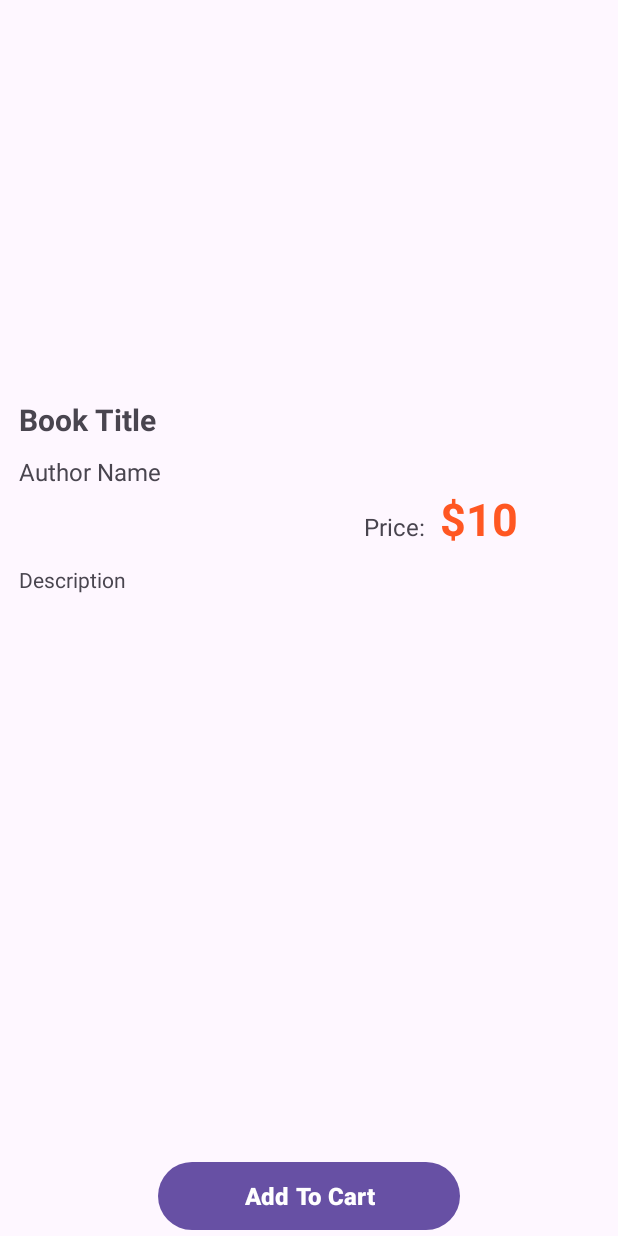
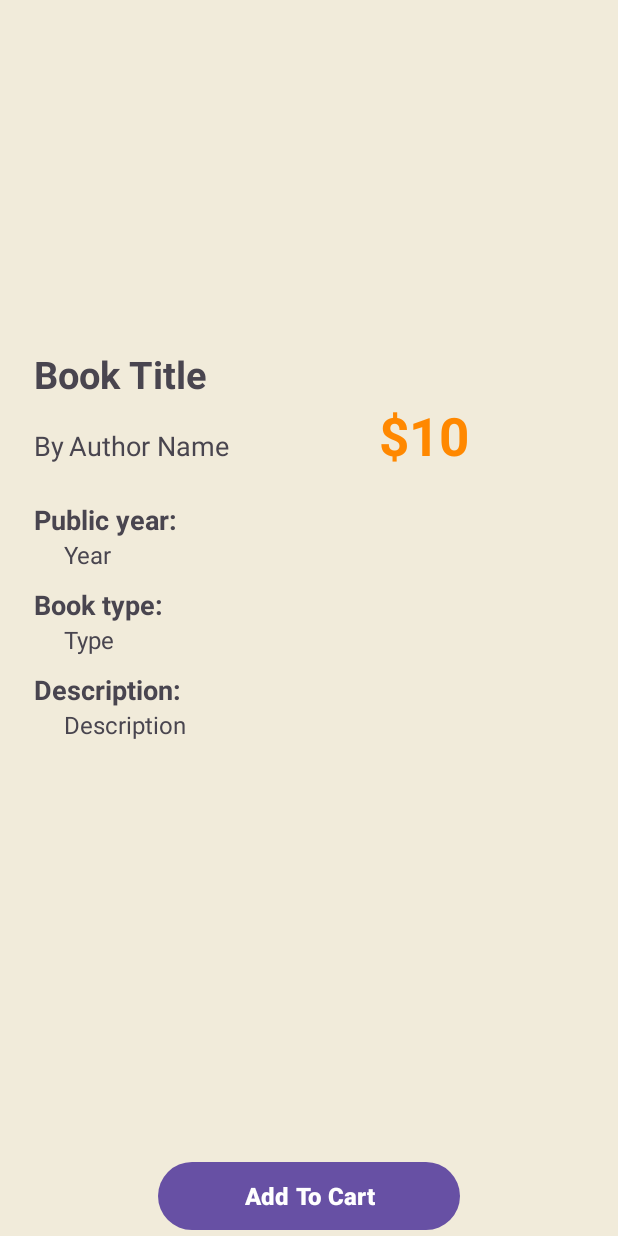
Before and after one commit to thanhcong2001/FinalProjectAndroid, an Android app: the BookDetail screen opened directly, with no data from a screen before it, on a phone screen of 412 x 824 dp. Run offline under Robolectric (Android 15) with nearby library versions, the phone set to English and light mode, and no system bars; libraries missing offline, so code that uses them is left out: com.android.car; pictures from the network do not load; 1 statement that could not run was skipped.

Commit message:
Update SeeMore & BookDetail pages

```diff
--- a/FinalProject/app/build.gradle
+++ b/FinalProject/app/build.gradle
@@ -35,6 +35,7 @@ dependencies {
     implementation 'androidx.appcompat:appcompat:1.6.1'
     implementation 'com.google.android.material:material:1.9.0'
     implementation 'androidx.constraintlayout:constraintlayout:2.1.4'
+    implementation 'com.android.car.ui:car-ui-lib:2.0.0'
     testImplementation 'junit:junit:4.13.2'
     androidTestImplementation 'androidx.test.ext:junit:1.1.5'
     androidTestImplementation 'androidx.test.espresso:espresso-core:3.5.1'
--- a/FinalProject/app/src/main/java/com/example/finalproject/BookAdapter.java
+++ b/FinalProject/app/src/main/java/com/example/finalproject/BookAdapter.java
@@ -1,10 +1,14 @@
 package com.example.finalproject;
 
+import android.annotation.SuppressLint;
 import android.content.Context;
+import android.content.Intent;
+import android.os.Bundle;
 import android.view.LayoutInflater;
 import android.view.View;
 import android.view.ViewGroup;
 import android.widget.ImageView;
+import android.widget.RelativeLayout;
 import android.widget.TextView;
 
 import androidx.annotation.NonNull;
@@ -13,19 +17,17 @@ import androidx.recyclerview.widget.RecyclerView;
 import com.bumptech.glide.Glide;
 import com.bumptech.glide.load.engine.DiskCacheStrategy;
 
-import java.lang.reflect.Array;
 import java.util.ArrayList;
-import java.util.List;
 
 public class BookAdapter extends RecyclerView.Adapter<BookAdapter.BookViewHolder>{
     private Context context;
-    private ArrayList<ChildModelClass> bookList;
+    private ArrayList<BookRecycleView> bookList;
 
     public BookAdapter(Context context) {
         this.context = context;
     }
 
-    public void setData(ArrayList<ChildModelClass> bookList){
+    public void setData(ArrayList<BookRecycleView> bookList){
         this.bookList = bookList;
         notifyDataSetChanged();
     }
@@ -38,13 +40,19 @@ public class BookAdapter extends RecyclerView.Adapter<BookAdapter.BookViewHolder
     }
 
     @Override
-    public void onBindViewHolder(@NonNull BookViewHolder holder, int position) {
+    public void onBindViewHolder(@NonNull BookViewHolder holder, @SuppressLint("RecyclerView") int position) {
         holder.nameBook.setText(bookList.get(position).getBook_Title());
         holder.nameAuthor.setText(bookList.get(position).getBook_Author());
         Glide.with(context)
                 .load(bookList.get(position).getImage_URL())
                 .diskCacheStrategy(DiskCacheStrategy.ALL) // Lưu cache ảnh
                 .into(holder.iv_child_image);
+        holder.rlt_book.setOnClickListener(new View.OnClickListener() {
+            @Override
+            public void onClick(View v) {
+                onClickItem(bookList.get(position));
+            }
+        });
     }
 
     @Override
@@ -53,6 +61,7 @@ public class BookAdapter extends RecyclerView.Adapter<BookAdapter.BookViewHolder
     }
 
     public class BookViewHolder extends RecyclerView.ViewHolder{
+        private RelativeLayout rlt_book;
         private ImageView iv_child_image;
         private TextView nameBook,nameAuthor;
         public BookViewHolder(@NonNull View itemView) {
@@ -60,6 +69,14 @@ public class BookAdapter extends RecyclerView.Adapter<BookAdapter.BookViewHolder
             iv_child_image = itemView.findViewById(R.id.iv_child_item);
             nameBook = itemView.findViewById(R.id.nameBook);
             nameAuthor = itemView.findViewById(R.id.nameAuthor);
+            rlt_book = itemView.findViewById(R.id.rlt_layoutBook);
         }
     }
+    public void onClickItem(BookRecycleView book){
+        Intent intent = new Intent(context,BookDetail.class);
+        Bundle bundle = new Bundle();
+        bundle.putSerializable("bookObject", book);
+        intent.putExtras(bundle);
+        context.startActivity(intent);
+    }
 }
--- a/FinalProject/app/src/main/java/com/example/finalproject/BookDetail.java
+++ b/FinalProject/app/src/main/java/com/example/finalproject/BookDetail.java
@@ -12,6 +12,7 @@ import android.widget.ImageView;
 import android.widget.TextView;
 import android.widget.Toast;
 
+import com.android.car.ui.toolbar.TabLayout;
 import com.bumptech.glide.Glide;
 import com.example.finalproject.Register.UserRepository;
 import com.example.finalproject.api.UserService;
@@ -22,7 +23,7 @@ import retrofit2.Response;
 
 public class BookDetail extends AppCompatActivity  {
     ImageView imageView;
-    TextView bookTitle,authorName,price,detail;
+    TextView bookTitle,authorName,price,publicYear,type,description;
     Button button;
     BookRecycleView book;
 
@@ -37,7 +38,9 @@ public class BookDetail extends AppCompatActivity  {
         bookTitle = findViewById(R.id.tvBookTitle);
         authorName = findViewById(R.id.tvAuthor);
         price = findViewById(R.id.tvPrice);
-        detail = findViewById(R.id.tvDetail);
+        publicYear = findViewById(R.id.tvPublicYear);
+        type = findViewById(R.id.tvBookType);
+        description = findViewById(R.id.tvDetail);
         button = findViewById(R.id.btnAddToCart);
         Bundle bundle = getIntent().getExtras();
         book = (BookRecycleView) bundle.get("bookObject");
@@ -46,25 +49,9 @@ public class BookDetail extends AppCompatActivity  {
             bookTitle.setText(book.getBook_Title());
             authorName.setText(book.getBook_Author());
             price.setText(String.valueOf(book.getBook_Price()));
-            detail.setText(book.getBook_Description());
+            publicYear.setText(String.valueOf(book.getBook_Year_Public()));
+            type.setText(book.getCategory_Name());
+            description.setText(book.getBook_Description());
         }
-        /*userService.getBookDetail(book_Id).enqueue(new Callback<BookRecycleView>() {
-            @Override
-            public void onResponse(Call<BookRecycleView> call, Response<BookRecycleView> response) {
-                book = response.body();
-                if(book != null){
-                    Glide.with(BookDetail.this).load(book.getImage_URL()).into(imageView);
-                    bookTitle.setText(book.getBook_Title());
-                    authorName.setText(book.getBook_Author());
-                    price.setText(book.getBook_Price());
-                    detail.setText(book.getBook_Description());
-                }
-            }
-            @Override
-            public void onFailure(Call<BookRecycleView> call, Throwable t) {
-                Toast.makeText(BookDetail.this,"Error!",Toast.LENGTH_SHORT).show();
-            }
-        });*/
-
     }
 }
--- a/FinalProject/app/src/main/java/com/example/finalproject/ChildModelClass.java
+++ b/FinalProject/app/src/main/java/com/example/finalproject/ChildModelClass.java
@@ -1,3 +1,4 @@
+
 package com.example.finalproject;
 
 public class ChildModelClass {
--- a/FinalProject/app/src/main/java/com/example/finalproject/SeeMorePage.java
+++ b/FinalProject/app/src/main/java/com/example/finalproject/SeeMorePage.java
@@ -10,7 +10,6 @@ import com.example.finalproject.Register.UserRepository;
 import com.example.finalproject.api.UserService;
 
 import java.util.ArrayList;
-import java.util.List;
 
 import retrofit2.Call;
 import retrofit2.Callback;
@@ -18,7 +17,7 @@ import retrofit2.Response;
 
 public class SeeMorePage extends AppCompatActivity {
     UserService userService;
-    ArrayList<ChildModelClass> bookList = new ArrayList<>();
+    ArrayList<BookRecycleView> bookList = new ArrayList<BookRecycleView>();
     private RecyclerView recyclerView;
     private BookAdapter bookAdapter;
     @Override
@@ -36,7 +35,7 @@ public class SeeMorePage extends AppCompatActivity {
 
                 BookRecycleView[] books = response.body();
                 for(BookRecycleView book : books){
-                    bookList.add(new ChildModelClass(book.getBook_Id(),book.getImage_URL(),book.getBook_Title(),book.getBook_Author()));
+                    bookList.add(book);
                 }
                 bookAdapter.setData(bookList);
                 recyclerView.setAdapter(bookAdapter);
--- a/FinalProject/app/src/main/res/layout/activity_book_detail.xml
+++ b/FinalProject/app/src/main/res/layout/activity_book_detail.xml
@@ -4,15 +4,15 @@
     xmlns:tools="http://schemas.android.com/tools"
     android:layout_width="match_parent"
     android:layout_height="match_parent"
+    android:background="#F1EBDA"
     tools:context=".BookDetail">
+
     <LinearLayout
         android:id="@+id/linearLayout"
         android:layout_width="386dp"
         android:layout_height="0dp"
-        android:layout_marginStart="1dp"
         android:layout_marginTop="16dp"
-        android:layout_marginEnd="1dp"
-        android:layout_marginBottom="9dp"
+        android:layout_marginBottom="30dp"
         android:orientation="vertical"
         app:layout_constraintBottom_toTopOf="@+id/btnAddToCart"
         app:layout_constraintEnd_toEndOf="parent"
@@ -24,55 +24,143 @@
         <ImageView
             android:id="@+id/ivBook"
             android:layout_width="match_parent"
-            android:layout_height="234dp" />
+            android:layout_height="200dp"
+            android:layout_marginStart="15dp"
+            android:layout_marginEnd="15dp"
+            android:scaleType="centerInside" />
 
         <TextView
             android:id="@+id/tvBookTitle"
             android:layout_width="match_parent"
             android:layout_height="wrap_content"
+            android:layout_marginStart="10dp"
             android:layout_marginTop="16dp"
             android:text="Book Title"
-            android:textSize="20dp"
-            android:textStyle="bold"/>
-
-        <TextView
-            android:id="@+id/tvAuthor"
-            android:layout_width="133dp"
-            android:layout_height="wrap_content"
-            android:text="Author Name"
-            android:textSize="16dp"
-            android:layout_marginTop="10dp"/>
+            android:textSize="25dp"
+            android:textStyle="bold" />
 
         <LinearLayout
             android:layout_width="match_parent"
             android:layout_height="41dp">
 
             <TextView
-                android:id="@+id/textView4"
+                android:id="@+id/textview2"
                 android:layout_width="wrap_content"
                 android:layout_height="wrap_content"
-                android:layout_marginStart="230dp"
-                android:text="Price:"
-                android:textSize="16dp"/>
+                android:layout_marginStart="10dp"
+                android:text="By"
+                android:textSize="18dp" />
+
+            <TextView
+                android:id="@+id/tvAuthor"
+                android:layout_width="wrap_content"
+                android:layout_height="wrap_content"
+                android:layout_marginStart="3dp"
+                android:text="Author Name"
+                android:textSize="18dp" />
 
             <TextView
                 android:id="@+id/tvPrice"
                 android:layout_width="wrap_content"
                 android:layout_height="wrap_content"
-                android:layout_marginStart="10dp"
+                android:layout_marginStart="100dp"
                 android:text="$10"
-                android:textColor="#FF5722"
-                android:textSize="30dp"
-                android:textStyle="bold"/>
+                android:textColor="@android:color/holo_orange_dark"
+                android:textSize="35dp"
+                android:textStyle="bold" />
         </LinearLayout>
 
-        <TextView
-            android:id="@+id/tvDetail"
+        <ScrollView
             android:layout_width="match_parent"
-            android:layout_height="291dp"
-            android:layout_marginTop="10dp"
-            android:text="Description" />
+            android:layout_height="match_parent"
+            android:layout_marginTop="16dp">
 
+            <TableLayout
+                android:layout_width="match_parent"
+                android:layout_height="wrap_content">
+
+                <TableRow>
+
+                    <TextView
+                        android:id="@+id/textView3"
+                        android:layout_width="wrap_content"
+                        android:layout_height="wrap_content"
+                        android:layout_marginStart="10dp"
+                        android:layout_marginTop="10dp"
+                        android:layout_marginEnd="10dp"
+                        android:text="Public year: "
+                        android:textSize="18dp"
+                        android:textStyle="bold" />
+
+                </TableRow>
+
+                <TableRow>
+
+                    <TextView
+                        android:id="@+id/tvPublicYear"
+                        android:layout_width="wrap_content"
+                        android:layout_height="wrap_content"
+                        android:layout_marginStart="30dp"
+                        android:layout_marginEnd="10dp"
+                        android:text="Year"
+                        android:textSize="16dp" />
+                </TableRow>
+
+                <TableRow>
+
+                    <TextView
+                        android:id="@+id/textView4"
+                        android:layout_width="wrap_content"
+                        android:layout_height="wrap_content"
+                        android:layout_marginStart="10dp"
+                        android:layout_marginTop="10dp"
+                        android:layout_marginEnd="10dp"
+                        android:text="Book type: "
+                        android:textSize="18dp"
+                        android:textStyle="bold" />
+
+                </TableRow>
+
+                <TableRow>
+
+                    <TextView
+                        android:id="@+id/tvBookType"
+                        android:layout_width="wrap_content"
+                        android:layout_height="wrap_content"
+                        android:layout_marginStart="30dp"
+                        android:layout_marginEnd="10dp"
+                        android:text="Type"
+                        android:textSize="16dp" />
+                </TableRow>
+
+                <TableRow>
+
+                    <TextView
+                        android:id="@+id/textView5"
+                        android:layout_width="wrap_content"
+                        android:layout_height="wrap_content"
+                        android:layout_marginStart="10dp"
+                        android:layout_marginTop="10dp"
+                        android:layout_marginEnd="10dp"
+                        android:text="Description: "
+                        android:textSize="18dp"
+                        android:textStyle="bold" />
+
+                </TableRow>
+
+                <TableRow>
+
+                    <TextView
+                        android:id="@+id/tvDetail"
+                        android:layout_width="350dp"
+                        android:layout_height="wrap_content"
+                        android:layout_marginStart="30dp"
+                        android:layout_marginEnd="10dp"
+                        android:text="Description"
+                        android:textSize="16dp" />
+                </TableRow>
+            </TableLayout>
+        </ScrollView>
     </LinearLayout>
 
     <Button
```
